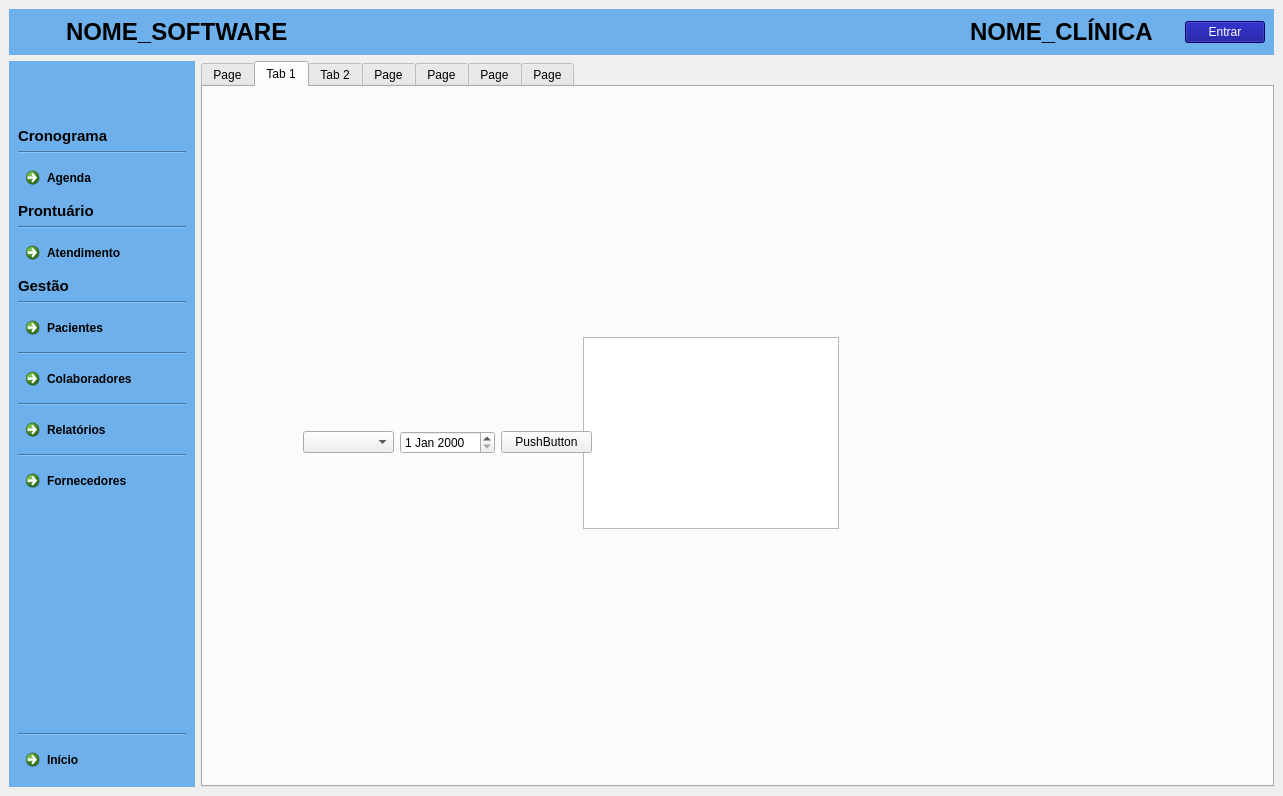
Old version of the form clinica_cpp/mainwindow.ui in the repository juander/Projeto_CPP.
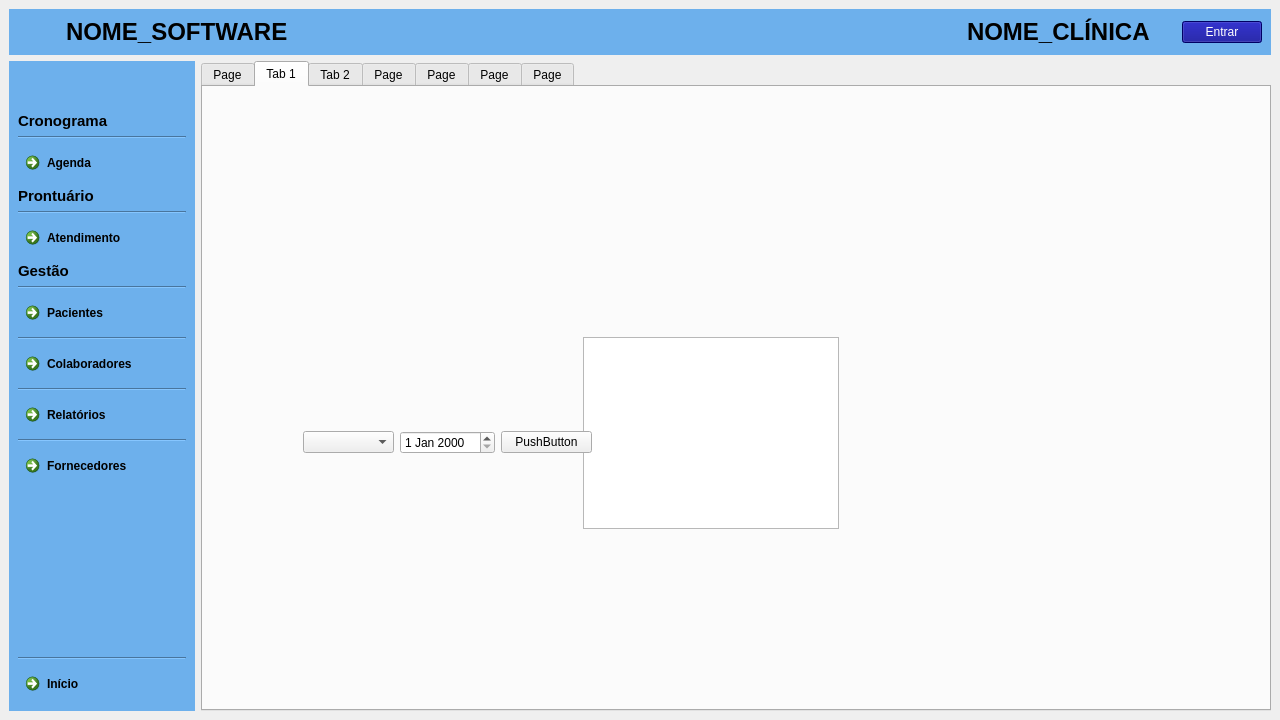
New version of the form. Icons and pictures are not drawn.

Commit message: ta certo la em cima hein amem

Patch:
```diff
--- a/clinica_cpp/mainwindow.ui
+++ b/clinica_cpp/mainwindow.ui
@@ -9,8 +9,8 @@
    <rect>
     <x>0</x>
     <y>0</y>
-    <width>1283</width>
-    <height>796</height>
+    <width>1280</width>
+    <height>720</height>
    </rect>
   </property>
   <property name="minimumSize">
@@ -265,13 +265,6 @@
            </property>
           </widget>
          </item>
-         <item>
-          <widget class="QLabel" name="iconPerfil">
-           <property name="text">
-            <string/>
-           </property>
-          </widget>
-         </item>
          <item>
           <widget class="QLabel" name="txtUsuario">
            <property name="text">
@@ -279,6 +272,16 @@
            </property>
           </widget>
          </item>
+         <item>
+          <widget class="QLabel" name="iconPerfil">
+           <property name="text">
+            <string/>
+           </property>
+           <property name="scaledContents">
+            <bool>false</bool>
+           </property>
+          </widget>
+         </item>
          <item>
           <widget class="QPushButton" name="btnEntrar">
            <property name="styleSheet">
@@ -2602,7 +2605,7 @@
              </rect>
             </property>
            </widget>
-           <widget class="QWidget" name="">
+           <widget class="QWidget" name="layoutWidget">
             <property name="geometry">
              <rect>
               <x>100</x>
```
Left out of the diff: 3 changed lines with no effect on the pictures. The commit also changes 1 other file.
